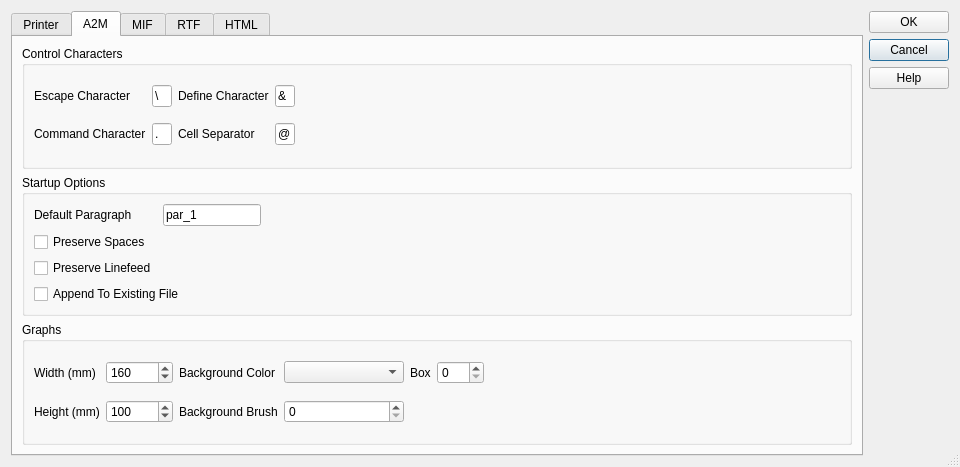
Old version of the form gui/iode_gui/print/file_print_preferences.ui in the repository plan-be/iode.
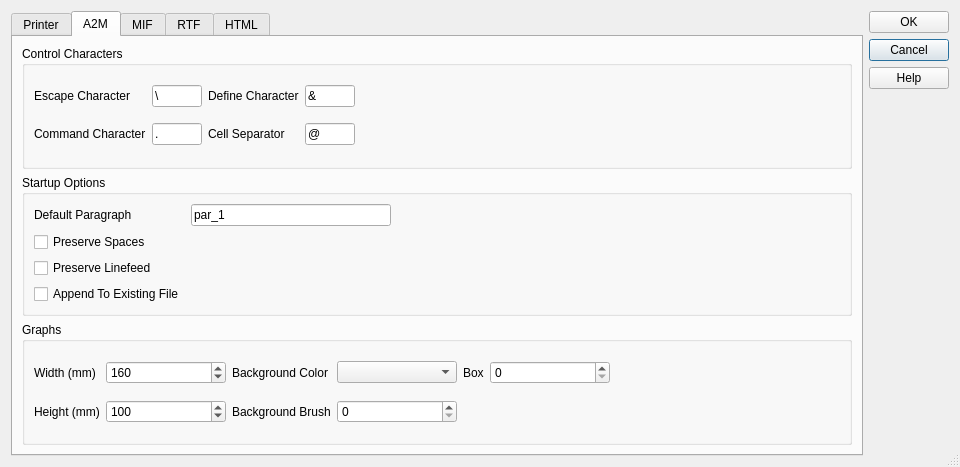
New version of the form. The open tabs and pages were chosen to show the change.

Commit message: GUI PYTHON: (file_print_preferences.py)             - implemented the FilePrintPreferences class

What changed in the file:
```diff
--- a/gui/iode_gui/print/file_print_preferences.ui
+++ b/gui/iode_gui/print/file_print_preferences.ui
@@ -613,13 +613,13 @@
             </property>
             <property name="minimumSize">
              <size>
-              <width>20</width>
+              <width>50</width>
               <height>0</height>
              </size>
             </property>
             <property name="maximumSize">
              <size>
-              <width>20</width>
+              <width>50</width>
               <height>16777215</height>
              </size>
             </property>
@@ -648,13 +648,13 @@
             </property>
             <property name="minimumSize">
              <size>
-              <width>20</width>
+              <width>50</width>
               <height>0</height>
              </size>
             </property>
             <property name="maximumSize">
              <size>
-              <width>20</width>
+              <width>50</width>
               <height>16777215</height>
              </size>
             </property>
@@ -696,7 +696,7 @@
             </property>
             <property name="minimumSize">
              <size>
-              <width>20</width>
+              <width>50</width>
               <height>0</height>
              </size>
             </property>
@@ -731,13 +731,13 @@
             </property>
             <property name="minimumSize">
              <size>
-              <width>20</width>
+              <width>50</width>
               <height>0</height>
              </size>
             </property>
             <property name="maximumSize">
              <size>
-              <width>20</width>
+              <width>50</width>
               <height>16777215</height>
              </size>
             </property>
@@ -780,6 +780,12 @@
           </item>
           <item row="0" column="1" colspan="2">
            <widget class="QLineEdit" name="lineEdit_A2M_default_paragraph">
+            <property name="minimumSize">
+             <size>
+              <width>200</width>
+              <height>0</height>
+             </size>
+            </property>
             <property name="text">
              <string>par_1</string>
             </property>
@@ -841,14 +847,14 @@
             </property>
            </spacer>
           </item>
-          <item row="3" column="0" colspan="2">
+          <item row="3" column="0">
            <widget class="QCheckBox" name="checkBox_A2M_append_to_existing_file">
             <property name="text">
              <string>Append To Existing File</string>
             </property>
            </widget>
           </item>
-          <item row="3" column="2" colspan="2">
+          <item row="3" column="1" colspan="3">
            <spacer name="horizontalSpacer_14">
             <property name="orientation">
              <enum>Qt::Horizontal</enum>
@@ -879,6 +885,12 @@
           </item>
           <item row="0" column="1">
            <widget class="QSpinBox" name="spinBox_A2M_graph_width">
+            <property name="minimumSize">
+             <size>
+              <width>120</width>
+              <height>0</height>
+             </size>
+            </property>
             <property name="maximum">
              <number>100000</number>
             </property>
@@ -922,6 +934,12 @@
           </item>
           <item row="0" column="5">
            <widget class="QSpinBox" name="spinBox_A2M_graph_box">
+            <property name="minimumSize">
+             <size>
+              <width>120</width>
+              <height>0</height>
+             </size>
+            </property>
             <property name="maximum">
              <number>100</number>
             </property>
@@ -949,6 +967,12 @@
           </item>
           <item row="1" column="1">
            <widget class="QSpinBox" name="spinBox_A2M_graph_height">
+            <property name="minimumSize">
+             <size>
+              <width>120</width>
+              <height>0</height>
+             </size>
+            </property>
             <property name="maximum">
              <number>100000</number>
             </property>
@@ -966,6 +990,12 @@
           </item>
           <item row="1" column="3">
            <widget class="QSpinBox" name="spinBox_A2M_graph_background_brush">
+            <property name="minimumSize">
+             <size>
+              <width>120</width>
+              <height>0</height>
+             </size>
+            </property>
             <property name="maximum">
              <number>100</number>
             </property>
```
Left out of the diff: 96 changed lines with no effect on the pictures. The commit also changes 3 other files.
